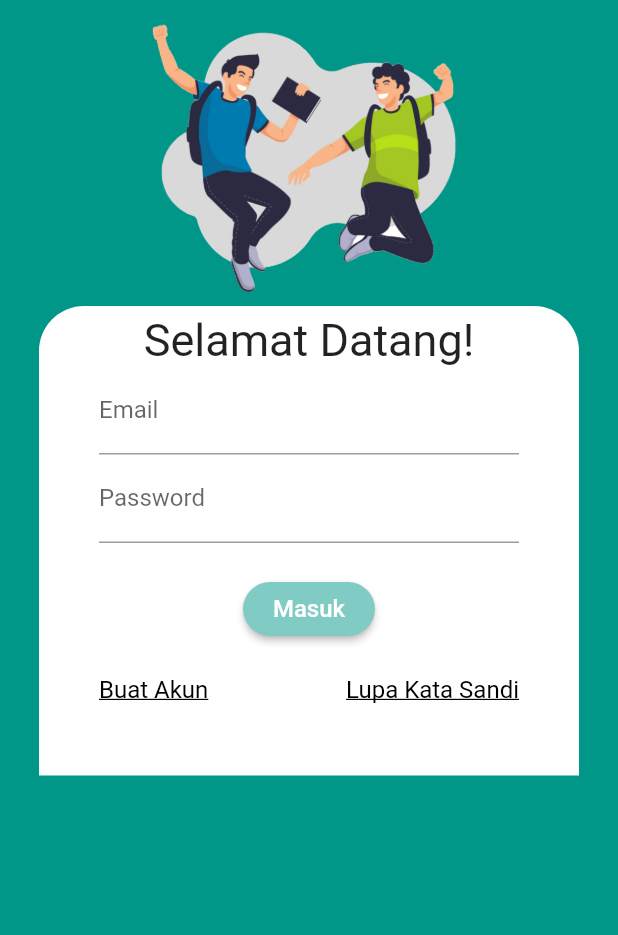
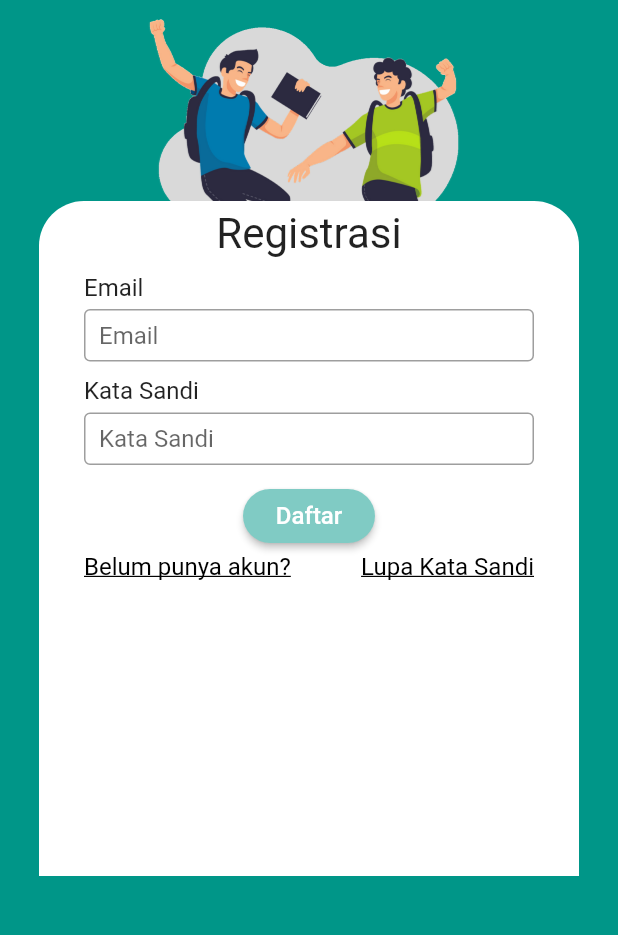
Before and after one commit to zulham724/flutter_siswapai, a Flutter app: the screen it shows after launch, on a phone screen of 412 x 824 dp, the part 183-1118 px from its top. Run offline on Flutter 3.47's test engine with Material 2 defaults, Android fonts, the phone set to English and light mode, and no system bars; our stand-ins replace get.

Commit message:
Update main.dart

```diff
--- a/lib/main.dart
+++ b/lib/main.dart
@@ -36,19 +36,27 @@ class HalamanLogin extends StatelessWidget {
                 child: Text("SISWA PAI",
                     style: TextStyle(color: Colors.white, fontSize: 30)),
               ),
-              Container(
-                width: 250,
-                height: 204,
+              Align(
+                alignment: Alignment.center,
+                child: Container(
+                  height: 200,
                   decoration: BoxDecoration(
                     image: DecorationImage(
                       image: AssetImage('assets/images/gambar login.png'),
                     ),
                   ),
                 ),
+              ),
+              Align(
+                alignment: Alignment.center,
+                heightFactor: 0.6,
+                child: Column(
+                  children: <Widget>[
                     Container(
-                padding: EdgeInsets.only(left: 40, right: 40),
-                height: 313,
+                      padding: EdgeInsets.only(left: 30, right: 30),
+                      height: 450,
                       width: 360,
+                      margin: EdgeInsets.only(top: 30),
                       decoration: BoxDecoration(
                         color: Colors.white,
                         borderRadius: BorderRadius.only(
@@ -56,43 +64,81 @@ class HalamanLogin extends StatelessWidget {
                           topRight: Radius.circular(30),
                         ),
                       ),
-
                       child: Column(
                         children: <Widget>[
                           Container(
                             padding: EdgeInsets.only(top: 5.0),
-                      child: Text("Selamat Datang!", style: TextStyle(fontSize: 30)),
-                    ),
-
-                    TextFormField(
-                      keyboardType: TextInputType.emailAddress,
-                      decoration: InputDecoration(labelText: "Email"),
-                    ),
-                    TextFormField(
-                      obscureText: true,
-                      decoration: InputDecoration(labelText: "Password"),
+                            child: Text("Registrasi",
+                                style: TextStyle(fontSize: 28)),
                           ),
                           SizedBox(
-                      height: 20.0,
+                            height: 10.0,
+                          ),
+                          Form(
+                            child: Column(
+                              crossAxisAlignment: CrossAxisAlignment.start,
+                              children: <Widget>[
+                             Text("Email",
+                                    style: TextStyle(
+                                      fontSize: 16,
+                                    )),
+                                SizedBox(
+                                  height: 5.0,
+                                ),
+                                Container(
+                                  height: 35.0,
+                                  child: TextField(
+                                    keyboardType: TextInputType.emailAddress,
+                                    decoration: new InputDecoration(
+                                        hintText: "Email",
+                                        border: OutlineInputBorder(),
+                                        contentPadding: EdgeInsets.fromLTRB(
+                                            10.0, 2.0, 5.0, 2.0)),
+                                  ),
+                                ),
+                                SizedBox(
+                                  height: 10.0,
+                                ),
+                                Text("Kata Sandi",
+                                    style: TextStyle(
+                                      fontSize: 16,
+                                    )),
+                                SizedBox(
+                                  height: 5.0,
+                                ),
+                                Container(
+                                  height: 35.0,
+                                  child: TextField(
+                                    obscureText: true,
+                                    decoration: new InputDecoration(
+                                        hintText: "Kata Sandi",
+                                        border: OutlineInputBorder(),
+                                        contentPadding: EdgeInsets.fromLTRB(
+                                            10.0, 2.0, 5.0, 2.0)),
+                                  ),
+                                ),
+                                SizedBox(
+                                  height: 10.0,
+                                ),
+                              ],
+                            ),
                           ),
                           RaisedButton(
                             shape: RoundedRectangleBorder(
                                 borderRadius: BorderRadius.circular(20)),
                             color: Colors.teal[200],
                             child: Text(
-                        "Masuk",
-                        style: TextStyle(color: Colors.white, fontSize: 16),
+                              "Daftar",
+                              style:
+                                  TextStyle(color: Colors.white, fontSize: 16),
                             ),
                             onPressed: () => Get.to(() => BerandaPage()),
-                    ),
-                    SizedBox(
-                      height: 20.0,
                           ),
                           Row(
                       mainAxisAlignment: MainAxisAlignment.spaceBetween,
                       children: <Widget>[
                         GestureDetector(
-                            child: Text("Buat Akun",
+                            child: Text("Belum punya akun?",
                                 style: TextStyle(
                                     decoration: TextDecoration.underline,
                                     fontSize: 16,
@@ -103,8 +149,7 @@ class HalamanLogin extends StatelessWidget {
                               style: TextStyle(
                                 decoration: TextDecoration.underline,
                                 fontSize: 16,
-                                color: Colors.black,
-                              )),
+                                color: Colors.black,)),
                           onTap: () => Get.to(() => Setting()),
                         ),
                       ],
@@ -115,6 +160,9 @@ class HalamanLogin extends StatelessWidget {
                   ],
                 ),
               ),
+            ],
+          ),
+        ),
       ),
     );
   }
```
Lines whose indentation alone changed are shown as unchanged.
